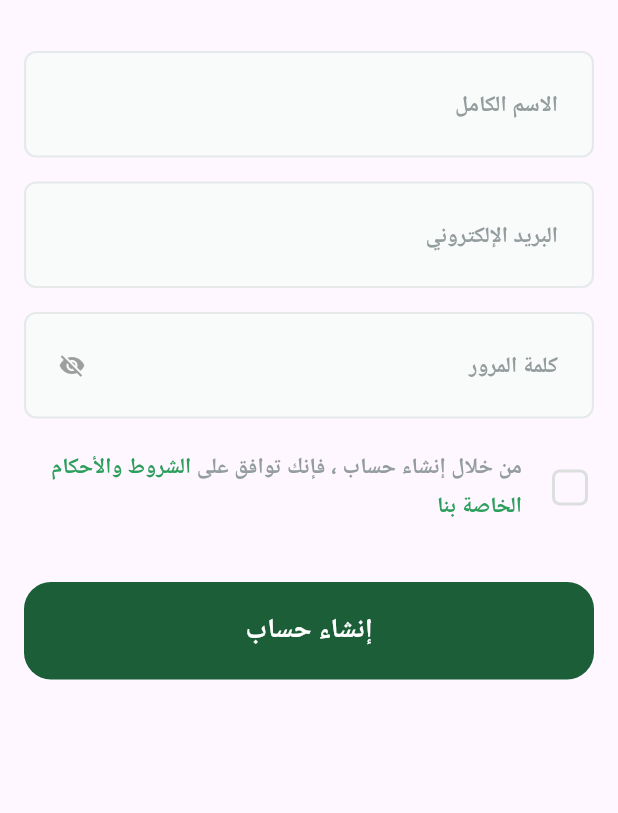
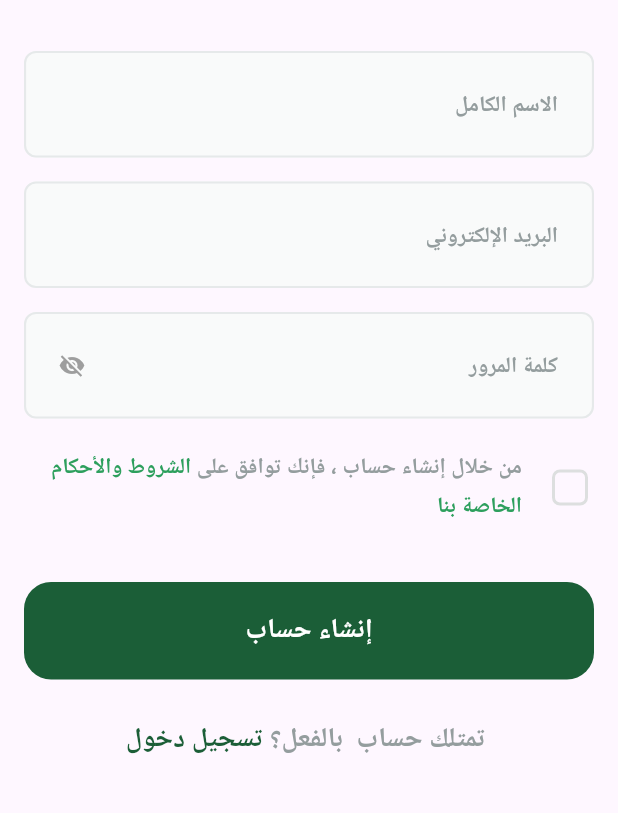
Before and after one commit to ayhem8hamdi/Fruit_Hub, a Flutter app: the LoginScreenBody screen opened directly, after a tap on "تسجيل دخول", after a tap on "قم بإنشاء حساب", on a phone screen of 412 x 824 dp, the part 75-888 px from its top. Run offline on Flutter 3.47's test engine with Material 3 defaults, Android fonts, the light colour scheme and no system bars; our stand-ins replace device_preview, flutter_bloc, flutter_svg, gap, get, google_fonts and 2 more; accounts and stored records are empty; Roboto replaces fonts that are missing (Cairo).

Commit message:
Done SignUp Screen

```diff
--- a/lib/features/auth/presentation/views/widgets/accept_terms_text_widget.dart
+++ b/lib/features/auth/presentation/views/widgets/accept_terms_text_widget.dart
@@ -0,0 +1,32 @@
+import 'package:advanced_ecommerce/core/Utils/app_colors.dart';
+import 'package:advanced_ecommerce/core/Utils/app_styles.dart';
+import 'package:flutter/material.dart';
+
+class AcceptTermsTextWidget extends StatelessWidget {
+  const AcceptTermsTextWidget({super.key});
+
+  @override
+  Widget build(BuildContext context) {
+    return Text.rich(
+      TextSpan(
+        children: [
+          TextSpan(
+            text: 'من خلال إنشاء حساب ، فإنك توافق على ',
+            style: AppStyles.styleSemiBold13(context).copyWith(
+              height: 1.7,
+              color: AppColors.kSecondaryColor,
+            ),
+          ),
+          TextSpan(
+            text: 'الشروط والأحكام الخاصة بنا',
+            style: AppStyles.styleSemiBold13(context).copyWith(
+              height: 1.7,
+              color: const Color(0xFF2D9F5D),
+            ),
+          ),
+        ],
+      ),
+      textAlign: TextAlign.start,
+    );
+  }
+}
--- a/lib/features/auth/presentation/views/widgets/accept_terms_widget.dart
+++ b/lib/features/auth/presentation/views/widgets/accept_terms_widget.dart
@@ -0,0 +1,59 @@
+import 'package:advanced_ecommerce/core/Utils/app_colors.dart';
+import 'package:advanced_ecommerce/features/auth/presentation/views/widgets/accept_terms_text_widget.dart';
+import 'package:flutter/material.dart';
+
+class AcceptTermsWidget extends StatelessWidget {
+  final bool isAccepted;
+  final ValueChanged<bool?> onChanged;
+
+  const AcceptTermsWidget({
+    super.key,
+    required this.isAccepted,
+    required this.onChanged,
+  });
+
+  @override
+  Widget build(BuildContext context) {
+    return Row(
+      children: [
+        _CustomCheckbox(
+          value: isAccepted,
+          onChanged: onChanged,
+        ),
+        const SizedBox(width: 16),
+        const Expanded(child: AcceptTermsTextWidget()),
+      ],
+    );
+  }
+}
+
+class _CustomCheckbox extends StatelessWidget {
+  final bool value;
+  final ValueChanged<bool?> onChanged;
+
+  const _CustomCheckbox({
+    required this.value,
+    required this.onChanged,
+  });
+
+  @override
+  Widget build(BuildContext context) {
+    return Transform.scale(
+      scale: 24.0 / 18.0,
+      child: Checkbox(
+        value: value,
+        onChanged: onChanged,
+        visualDensity: VisualDensity.compact,
+        activeColor: AppColors.kPrimaryColor,
+        side: const BorderSide(
+          color: Color(0xFFDDDFDF),
+          width: 1.5,
+        ),
+        shape: RoundedRectangleBorder(
+          borderRadius: BorderRadius.circular(4),
+        ),
+        materialTapTargetSize: MaterialTapTargetSize.shrinkWrap,
+      ),
+    );
+  }
+}
--- a/lib/features/auth/presentation/views/widgets/create_account_row.dart
+++ b/lib/features/auth/presentation/views/widgets/create_account_row.dart
@@ -4,22 +4,25 @@ import 'package:flutter/material.dart';
 import 'package:get/get.dart';
 
 class CreateAccountRow extends StatelessWidget {
-  const CreateAccountRow({super.key});
-
+  const CreateAccountRow(
+      {super.key, required this.text1, required this.text2, this.onTap});
+  final String text1;
+  final String text2;
+  final void Function()? onTap;
   @override
   Widget build(BuildContext context) {
     return Row(
       mainAxisAlignment: MainAxisAlignment.center,
       children: [
         Text(
-          'لا تمتلك حساب؟ ',
+          text1,
           style: AppStyles.styleSemiBold16(context)
               .copyWith(color: const Color(0XFF949D9E)),
         ),
         GestureDetector(
-          onTap: () => Get.toNamed(AppRouter.signUpScreen),
+          onTap: onTap,
           child: Text(
-            'قم بإنشاء حساب',
+            text2,
             style: AppStyles.styleSemiBold16(context),
           ),
         )
--- a/lib/features/auth/presentation/views/widgets/login_screen_body.dart
+++ b/lib/features/auth/presentation/views/widgets/login_screen_body.dart
@@ -1,3 +1,4 @@
+import 'package:advanced_ecommerce/core/Utils/app_router.dart';
 import 'package:advanced_ecommerce/features/auth/presentation/views/widgets/connect_option.dart';
 import 'package:advanced_ecommerce/features/auth/presentation/views/widgets/create_account_row.dart';
 import 'package:advanced_ecommerce/features/auth/presentation/views/widgets/custom_auth_appbar.dart';
@@ -5,32 +6,37 @@ import 'package:advanced_ecommerce/features/auth/presentation/views/widgets/logi
 import 'package:advanced_ecommerce/features/auth/presentation/views/widgets/or_section.dart';
 import 'package:flutter/material.dart';
 import 'package:gap/gap.dart';
+import 'package:get/get.dart';
 
 class LoginScreenBody extends StatelessWidget {
   const LoginScreenBody({super.key});
 
   @override
   Widget build(BuildContext context) {
-    return const Scaffold(
+    return Scaffold(
       backgroundColor: Colors.white,
       body: SafeArea(
         child: Padding(
-          padding: EdgeInsets.symmetric(horizontal: 16),
+          padding: const EdgeInsets.symmetric(horizontal: 16),
           child: SingleChildScrollView(
             child: Column(
               crossAxisAlignment: CrossAxisAlignment.stretch,
               children: [
-                CustomAuthAppbar(
+                const CustomAuthAppbar(
                   title: 'تسجيل دخول',
                 ),
-                Gap(28),
-                LoginTextFieldsForm(),
-                Gap(33),
-                CreateAccountRow(),
-                Gap(36),
-                OrSection(),
-                Gap(22),
-                ConnectLoginOptions(),
+                const Gap(28),
+                const LoginTextFieldsForm(),
+                const Gap(33),
+                CreateAccountRow(
+                  text1: 'لا تمتلك حساب؟ ',
+                  text2: 'قم بإنشاء حساب',
+                  onTap: () => Get.toNamed(AppRouter.signUpScreen),
+                ),
+                const Gap(36),
+                const OrSection(),
+                const Gap(22),
+                const ConnectLoginOptions(),
               ],
             ),
           ),
--- a/lib/features/auth/presentation/views/widgets/sign_up_form_text_fields.dart
+++ b/lib/features/auth/presentation/views/widgets/sign_up_form_text_fields.dart
@@ -1,5 +1,4 @@
-import 'package:advanced_ecommerce/core/Utils/app_colors.dart';
-import 'package:advanced_ecommerce/core/Utils/app_styles.dart';
+import 'package:advanced_ecommerce/features/auth/presentation/views/widgets/accept_terms_widget.dart';
 import 'package:flutter/material.dart';
 import 'package:gap/gap.dart';
 import 'package:advanced_ecommerce/core/Utils/methods_helper.dart';
@@ -85,88 +84,3 @@ class _SignUpTextFieldsFormState extends State<SignUpTextFieldsForm> {
     );
   }
 }
-
-class AcceptTermsWidget extends StatelessWidget {
-  final bool isAccepted;
-  final ValueChanged<bool?> onChanged;
-
-  const AcceptTermsWidget({
-    super.key,
-    required this.isAccepted,
-    required this.onChanged,
-  });
-
-  @override
-  Widget build(BuildContext context) {
-    return Row(
-      children: [
-        _CustomCheckbox(
-          value: isAccepted,
-          onChanged: onChanged,
-        ),
-        const SizedBox(width: 16),
-        Expanded(child: const AcceptTermsTextWidget()),
-      ],
-    );
-  }
-}
-
-class AcceptTermsTextWidget extends StatelessWidget {
-  const AcceptTermsTextWidget({super.key});
-
-  @override
-  Widget build(BuildContext context) {
-    return Text.rich(
-      TextSpan(
-        children: [
-          TextSpan(
-            text: 'من خلال إنشاء حساب ، فإنك توافق على ',
-            style: AppStyles.styleSemiBold13(context).copyWith(
-              height: 1.7,
-              color: AppColors.kSecondaryColor,
-            ),
-          ),
-          TextSpan(
-            text: 'الشروط والأحكام الخاصة بنا',
-            style: AppStyles.styleSemiBold13(context).copyWith(
-              height: 1.7,
-              color: const Color(0xFF2D9F5D),
-            ),
-          ),
-        ],
-      ),
-      textAlign: TextAlign.start,
-    );
-  }
-}
-
-class _CustomCheckbox extends StatelessWidget {
-  final bool value;
-  final ValueChanged<bool?> onChanged;
-
-  const _CustomCheckbox({
-    required this.value,
-    required this.onChanged,
-  });
-
-  @override
-  Widget build(BuildContext context) {
-    return Transform.scale(
-      scale: 24.0 / 18.0,
-      child: Checkbox(
-        value: value,
-        onChanged: onChanged,
-        visualDensity: VisualDensity.compact,
-        activeColor: AppColors.kPrimaryColor,
-        side: const BorderSide(
-          color: Color(0xFFDDDFDF),
-          width: 1.5,
-        ),
-        shape: RoundedRectangleBorder(
-          borderRadius: BorderRadius.circular(4),
-        ),
-        materialTapTargetSize: MaterialTapTargetSize.shrinkWrap,
-      ),
-    );
-  }
-}
--- a/lib/features/auth/presentation/views/widgets/sign_up_screen_body.dart
+++ b/lib/features/auth/presentation/views/widgets/sign_up_screen_body.dart
@@ -1,26 +1,33 @@
+import 'package:advanced_ecommerce/features/auth/presentation/views/widgets/create_account_row.dart';
 import 'package:advanced_ecommerce/features/auth/presentation/views/widgets/custom_auth_appbar.dart';
 import 'package:advanced_ecommerce/features/auth/presentation/views/widgets/sign_up_form_text_fields.dart';
 import 'package:flutter/material.dart';
 import 'package:gap/gap.dart';
+import 'package:get/get.dart';
 
 class SignUpScreenBody extends StatelessWidget {
   const SignUpScreenBody({super.key});
 
   @override
   Widget build(BuildContext context) {
-    return const SafeArea(
+    return SafeArea(
       child: Padding(
-        padding: EdgeInsets.symmetric(horizontal: 16),
+        padding: const EdgeInsets.symmetric(horizontal: 16),
         child: SingleChildScrollView(
           child: Column(
             crossAxisAlignment: CrossAxisAlignment.stretch,
             children: [
-              CustomAuthAppbar(
+              const CustomAuthAppbar(
                 title: 'حساب جديد',
               ),
-              Gap(28),
-              SignUpTextFieldsForm(),
-              Gap(33),
+              const Gap(28),
+              const SignUpTextFieldsForm(),
+              const Gap(27),
+              CreateAccountRow(
+                text1: ' تمتلك حساب  بالفعل؟ ',
+                text2: 'تسجيل دخول',
+                onTap: () => Get.back(),
+              ),
             ],
           ),
         ),
```
